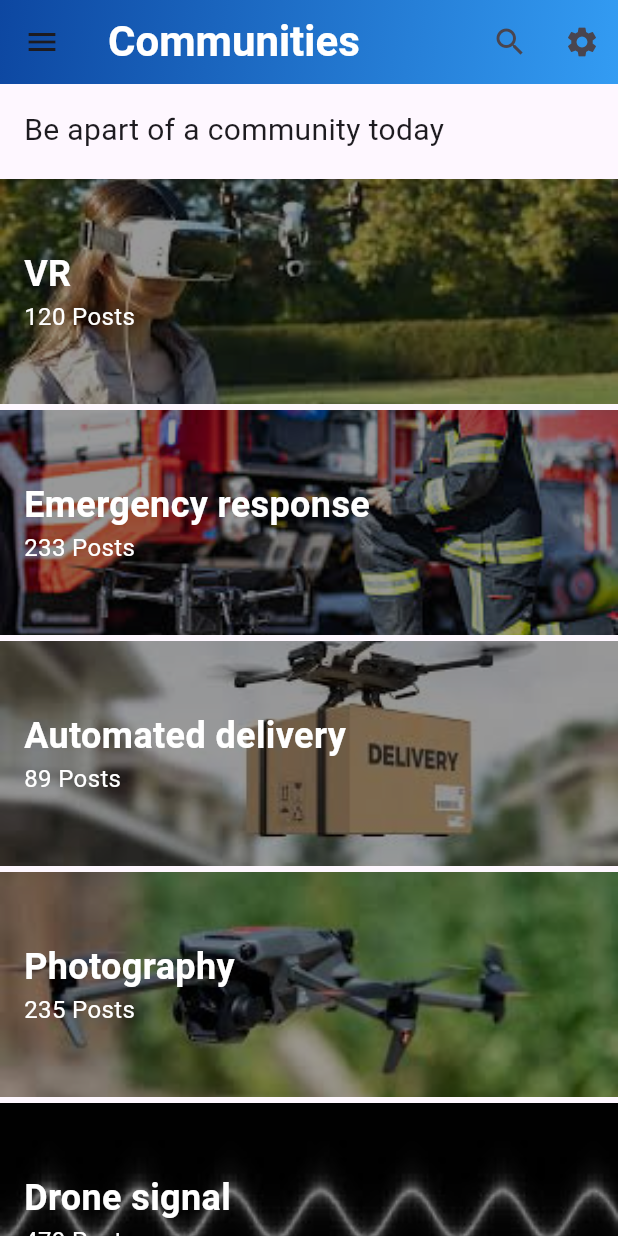
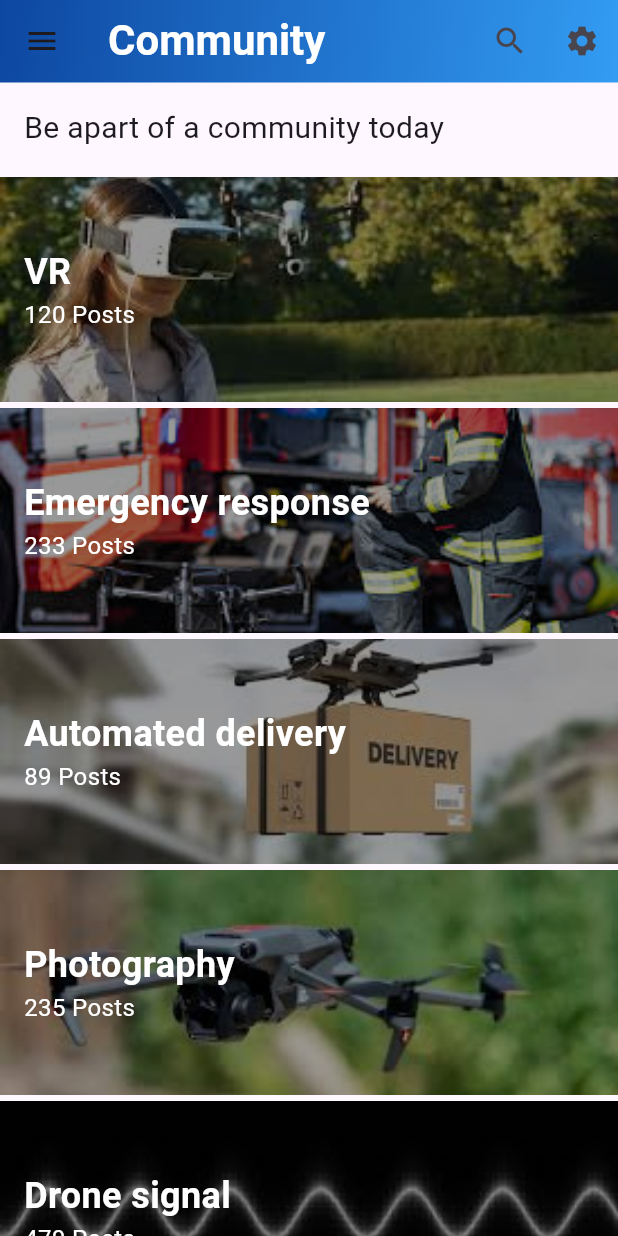
Before and after one commit to MuhdAliffie/flew_final, a Flutter app: the screen it shows after launch, after a tap on "Community", on a phone screen of 412 x 824 dp. Run offline on Flutter 3.47's test engine with Material 3 defaults, Android fonts, the phone set to English and light mode, and no system bars; our stand-ins replace file_picker, flutter_chat_types, flutter_chat_ui, image_picker, open_filex; Roboto replaces fonts that are missing (Lexend Deca).

Commit message:
Appbar model, news page commit correction

```diff
--- a/lib/headers/drawer/drawer_menu.dart
+++ b/lib/headers/drawer/drawer_menu.dart
@@ -3,6 +3,7 @@ import 'package:flew_final/pages/chat.dart';
 import 'package:flew_final/pages/community.dart';
 import 'package:flew_final/pages/feed.dart';
 import 'package:flew_final/pages/market.dart';
+import 'package:flew_final/pages/news.dart';
 import 'package:flutter/material.dart';
 
 class CustomDrawer extends StatelessWidget {
@@ -97,7 +98,14 @@ class CustomDrawer extends StatelessWidget {
                       MaterialPageRoute(
                           builder: (context) => const ChatPage()));
                 }),
-            DrawerItem(title: 'News', onTap: () {}),
+            DrawerItem(
+                title: 'News',
+                onTap: () {
+                  Navigator.push(
+                      context,
+                      MaterialPageRoute(
+                          builder: (context) => const NewsPage()));
+                }),
             DrawerItem(
                 title: 'Market',
                 onTap: () {
--- /dev/null
+++ b/lib/headers/model/appbar_model.dart
@@ -0,0 +1,52 @@
+import 'package:flutter/material.dart';
+
+class AppbarModel extends StatelessWidget implements PreferredSizeWidget {
+  final String title;
+
+  const AppbarModel({super.key, required this.title});
+
+  @override
+  Widget build(BuildContext context) {
+    return AppBar(
+      backgroundColor: Colors.transparent,
+      flexibleSpace: Container(
+        decoration: BoxDecoration(
+          gradient: LinearGradient(
+            colors: [
+              Colors.blue[900]!,
+              const Color.fromARGB(255, 51, 156, 243),
+            ],
+            begin: Alignment.topLeft,
+            end: Alignment.bottomRight,
+          ),
+        ),
+      ),
+      title: Text(
+        title,
+        style: const TextStyle(
+          fontSize: 28,
+          fontWeight: FontWeight.bold,
+          fontFamily: 'Lexend Deca',
+          color: Colors.white,
+        ),
+      ),
+      actions: [
+        IconButton(
+          icon: const Icon(Icons.search),
+          onPressed: () {
+            // Add search functionality here
+          },
+        ),
+        IconButton(
+          icon: const Icon(Icons.settings),
+          onPressed: () {
+            // Add settings functionality here
+          },
+        ),
+      ],
+    );
+  }
+
+  @override
+  Size get preferredSize => const Size.fromHeight(55);
+}
--- a/lib/pages/community.dart
+++ b/lib/pages/community.dart
@@ -1,5 +1,6 @@
 import 'package:flew_final/headers/community/community_button.dart';
 import 'package:flew_final/headers/drawer/drawer_menu.dart';
+import 'package:flew_final/headers/model/appbar_model.dart';
 import 'package:flutter/material.dart';
 
 class CommunityPage extends StatelessWidget {
@@ -19,40 +20,9 @@ class CommunityPageState extends StatelessWidget {
   @override
   Widget build(BuildContext context) {
     return Scaffold(
-      appBar: AppBar(
-          backgroundColor:
-              Colors.transparent, // Make the AppBar background transparent
-          flexibleSpace: Container(
-            decoration: BoxDecoration(
-              gradient: LinearGradient(
-                colors: [
-                  Colors.blue[900]!,
-                  const Color.fromARGB(255, 51, 156, 243)
-                ], // Dark blue to light blue
-                begin: Alignment.topLeft,
-                end: Alignment.bottomRight,
-              ),
-            ),
-          ),
-          title: const Text(
-            'Communities',
-            style: TextStyle(
-              fontSize: 28,
-              fontWeight: FontWeight.bold,
-              fontFamily: 'Lexend Deca',
-              color: Colors.white, // This color will be masked by the gradient
-            ),
-          ),
-          actions: [
-            IconButton(
-              icon: const Icon(Icons.search),
-              onPressed: () {},
-            ),
-            IconButton(
-              icon: const Icon(Icons.settings),
-              onPressed: () {},
-            ),
-          ]),
+      appBar: const AppbarModel(
+        title: 'Community',
+      ),
       drawer: const Drawer(
         child: CustomDrawer(),
       ),
--- a/lib/pages/feed.dart
+++ b/lib/pages/feed.dart
@@ -1,4 +1,5 @@
 import 'package:flew_final/headers/drawer/drawer_menu.dart';
+import 'package:flew_final/headers/model/appbar_model.dart';
 import 'package:flew_final/pages/community.dart';
 import 'package:flew_final/pages/contact.dart';
 import 'package:flew_final/pages/market.dart';
@@ -16,40 +17,9 @@ class FeedPageState extends State<FeedPage> {
   @override
   Widget build(BuildContext context) {
     return Scaffold(
-      appBar: AppBar(
-          backgroundColor:
-              Colors.transparent, // Make the AppBar background transparent
-          flexibleSpace: Container(
-            decoration: BoxDecoration(
-              gradient: LinearGradient(
-                colors: [
-                  Colors.blue[900]!,
-                  const Color.fromARGB(255, 51, 156, 243)
-                ], // Dark blue to light blue
-                begin: Alignment.topLeft,
-                end: Alignment.bottomRight,
-              ),
-            ),
-          ),
-          title: const Text(
-            'Feed',
-            style: TextStyle(
-              fontSize: 28,
-              fontWeight: FontWeight.bold,
-              fontFamily: 'Lexend Deca',
-              color: Colors.white, // This color will be masked by the gradient
-            ),
-          ),
-          actions: [
-            IconButton(
-              icon: const Icon(Icons.search),
-              onPressed: () {},
-            ),
-            IconButton(
-              icon: const Icon(Icons.settings),
-              onPressed: () {},
-            ),
-          ]),
+      appBar: const AppbarModel(
+        title: 'Feed',
+      ),
       drawer: const Drawer(
         child: CustomDrawer(),
       ),
```
Also changed, not shown: assets/chat/assets/messages.json (+161 -1 lines), lib/pages/market.dart (+4 -34 lines), lib/pages/news.dart (added, +193 -0 lines), lib/pages/profile.dart (+4 -35 lines), pubspec.yaml (+12 -1 lines), assets/images/event1.jpeg (added), assets/images/event2.jpg (added), assets/images/event3.jpeg (added), assets/images/event_banner.png (added), assets/images/news1.jpeg (added), assets/images/news2.jpeg (added), assets/images/news3.jpeg (added), pubspec.lock, 3 other files.
